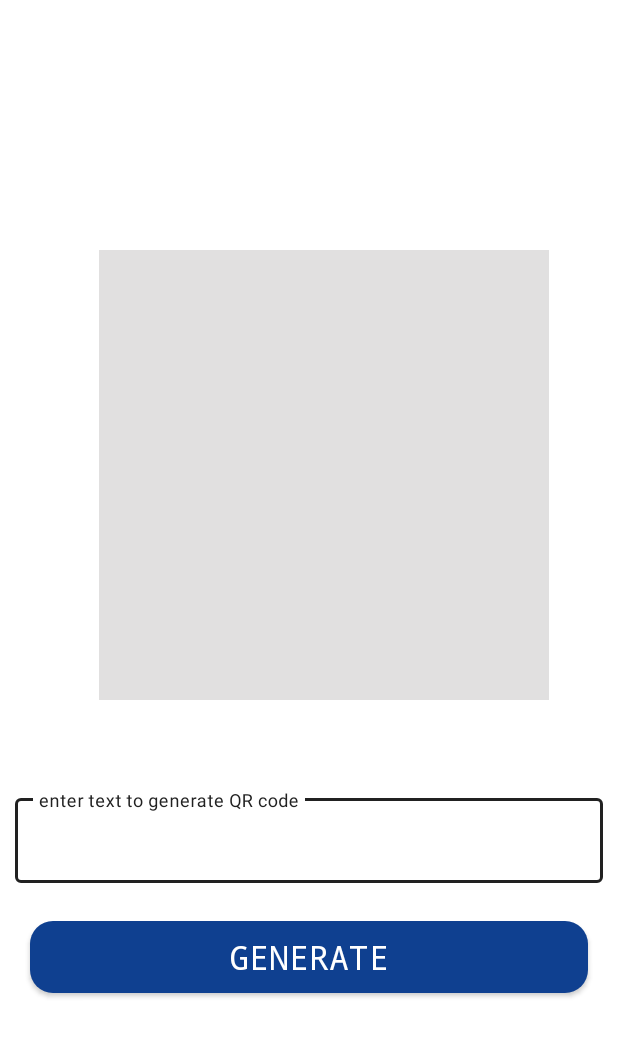
After one commit to amaamoun74/Android-Projects, an Android app: the QRGenerator screen opened directly, with no data from a screen before it, on a phone screen of 412 x 824 dp. The commit adds this screen. Shown: the top 1037 px of the screen. Run offline under Robolectric (Android 15) with nearby library versions, the phone set to English and light mode, and no system bars; libraries missing offline, so code that uses them is left out: androidmads.library.qrgenearator.

Commit message:
commit sprint2

```diff
--- a/app/build.gradle
+++ b/app/build.gradle
@@ -45,6 +45,7 @@ dependencies {
     testImplementation 'junit:junit:4.12'
     androidTestImplementation 'androidx.test.ext:junit:1.1.0'
     androidTestImplementation 'androidx.test.espresso:espresso-core:3.1.1'
+    implementation 'com.google.android.material:material:1.0.0-beta01'
 
     // for navigation drawer
     implementation "androidx.drawerlayout:drawerlayout:1.1.1"
@@ -57,9 +58,12 @@ dependencies {
     // momkn yb2a f error hna
     //implementation 'com.google.android.gms:play-services-version:18.0.0'
 
-    // for qr generation
+    // for qr Scanner menna
     implementation 'com.github.nisrulz:qreader:2.1.2'
     implementation 'com.karumi:dexter:5.0.0'
     implementation 'com.google.android.gms:play-services-vision:18.0.0'
 
+    // for QR generation
+    implementation 'androidmads.library.qrgenearator:QRGenearator:1.0.4'
+    implementation 'com.google.zxing:core:3.3.3'
 }
--- a/app/src/main/AndroidManifest.xml
+++ b/app/src/main/AndroidManifest.xml
@@ -1,6 +1,7 @@
 <?xml version="1.0" encoding="utf-8"?>
 <manifest xmlns:android="http://schemas.android.com/apk/res/android"
     package="com.example.healthapp">
+
     <uses-permission android:name="android.permission.CAMERA" />
 
     <application
@@ -10,9 +11,11 @@
         android:supportsRtl="true"
         android:theme="@style/Theme.AppCompat.NoActionBar">
         <activity
+            android:name=".UI.QRGenerator"
+            android:exported="true" />
+        <activity
             android:name=".UI.qrScanning"
             android:exported="true" />
-
         <activity
             android:name=".UI.QR_Code"
             android:exported="true" />
@@ -22,8 +25,9 @@
         <activity
             android:name=".UI.user_Info"
             android:exported="true" />
-        <activity android:name=".UI.ContactUs"
-            android:exported="true"/>
+        <activity
+            android:name=".UI.ContactUs"
+            android:exported="true" />
         <activity
             android:name=".UI.Verification"
             android:exported="true" />
--- a/app/src/main/java/com/example/healthapp/UI/Home.java
+++ b/app/src/main/java/com/example/healthapp/UI/Home.java
@@ -86,7 +86,7 @@ public class Home extends AppCompatActivity implements NavigationView.OnNavigati
                 break;
 
             case R.id.dataCV:
-                intent = new Intent(this, QR_Code.class);
+                intent = new Intent(this, QRGenerator.class);
                 startActivity(intent);
          /*       Toast.makeText(this, "Data Screen is not implemented yet ", Toast.LENGTH_SHORT).show();
                 intent = new Intent(this,.class);
--- /dev/null
+++ b/app/src/main/java/com/example/healthapp/UI/QRGenerator.java
@@ -0,0 +1,42 @@
+package com.example.healthapp.UI;
+
+import androidx.appcompat.app.AppCompatActivity;
+
+import android.graphics.Color;
+import android.os.Bundle;
+import android.view.View;
+import android.widget.Button;
+import android.widget.EditText;
+import android.widget.ImageView;
+import com.example.healthapp.R;
+import androidmads.library.qrgenearator.QRGContents;
+import androidmads.library.qrgenearator.QRGEncoder;
+
+public class QRGenerator extends AppCompatActivity {
+    EditText text;
+    Button generate;
+    ImageView qrImage;
+
+    @Override
+    protected void onCreate(Bundle savedInstanceState) {
+        super.onCreate(savedInstanceState);
+        setContentView(R.layout.activity_qrgenerator);
+        qrImage = findViewById(R.id.qrImage);
+        generate = findViewById(R.id.generate);
+        text = findViewById(R.id.text);
+
+        generate.setOnClickListener(new View.OnClickListener() {
+            @Override
+            public void onClick(View view) {
+                String data = text.getText().toString();
+                QRGEncoder encoder = new QRGEncoder(data, null , QRGContents.Type.TEXT,800);
+                encoder.setColorBlack(Color.RED);
+                encoder.setColorWhite(Color.WHITE);
+
+                qrImage.setImageBitmap(encoder.getBitmap());
+            }
+        });
+
+
+    }
+}
--- a/app/src/main/res/drawable/bluebutton.xml
+++ b/app/src/main/res/drawable/bluebutton.xml
@@ -2,7 +2,10 @@
 <shape xmlns:android="http://schemas.android.com/apk/res/android">
     <corners android:radius="15dp" >
     </corners>
-
+   <!--
+    <stroke android:color="#319AED"
+        android:width="3dp" > </stroke>
+-->
     <solid android:color="#0F4090">
     </solid>
 </shape>
--- /dev/null
+++ b/app/src/main/res/layout/activity_qrgenerator.xml
@@ -0,0 +1,84 @@
+<?xml version="1.0" encoding="utf-8"?>
+<LinearLayout
+    xmlns:android="http://schemas.android.com/apk/res/android"
+    xmlns:tools="http://schemas.android.com/tools"
+    android:layout_width="match_parent"
+    android:layout_height="match_parent"
+    tools:context=".UI.QRGenerator"
+    android:background="@color/white"
+    android:orientation="vertical"
+    android:gravity="center_vertical"
+    >
+
+    <ImageView
+        android:id="@+id/qrImage"
+        android:layout_width="300dp"
+        android:layout_height="300dp"
+        android:layout_marginStart="30dp"
+        android:layout_marginTop="20dp"
+        android:layout_marginEnd="20dp"
+        android:layout_marginBottom="50dp"
+        android:layout_gravity="center"
+        android:background="#2F5C5A57"
+         />
+
+    <LinearLayout
+        android:layout_width="match_parent"
+        android:layout_height="wrap_content"
+        tools:context=".UI.QRGenerator"
+        android:background="@color/white"
+        android:orientation="vertical"
+        >
+
+<!--
+        <com.google.android.material.textfield.TextInputLayout
+            style="@style/Widget.MaterialComponents.TextInputLayout.OutlinedBox"
+            android:layout_width="match_parent"
+            android:layout_height="50dp"
+            android:textColorHint="@color/mainBlue"
+            android:layout_margin="10dp"
+
+            android:hint="enter text to generate qr code" >
+        <com.google.android.material.textfield.TextInputLayout
+            android:id="@+id/text"
+            android:layout_width="match_parent"
+            android:layout_height="wrap_content"
+            android:textColor="#0F4090"
+            android:inputType="text">
+        </com.google.android.material.textfield.TextInputLayout>
+        </com.google.android.material.textfield.TextInputLayout>
+-->
+
+        <com.google.android.material.textfield.TextInputLayout
+            style="@style/Widget.MaterialComponents.TextInputLayout.OutlinedBox"
+            android:layout_width="match_parent"
+            android:layout_height="wrap_content"
+            android:textColorHint="#80052861"
+            android:layout_margin="10dp"
+            android:hint= "enter text to generate QR code"
+            >
+            <com.google.android.material.textfield.TextInputEditText
+                android:id="@+id/text"
+                android:layout_width="match_parent"
+                android:layout_height="wrap_content"
+                android:textColor="#0F4090"
+                android:inputType="text"> </com.google.android.material.textfield.TextInputEditText>
+        </com.google.android.material.textfield.TextInputLayout>
+        <Button
+            android:id="@+id/generate"
+            android:layout_width="match_parent"
+            android:layout_height="wrap_content"
+            android:text="Generate"
+            android:fontFamily="monospace"
+            android:textStyle="normal"
+            android:textSize="22sp"
+            android:layout_marginStart="20dp"
+            android:layout_marginEnd="20dp"
+            android:layout_marginTop="15dp"
+            android:layout_marginBottom="15dp"
+            android:textColor="@color/white"
+            android:background="@drawable/bluebutton"
+            />
+    </LinearLayout>
+
+</LinearLayout>
```
